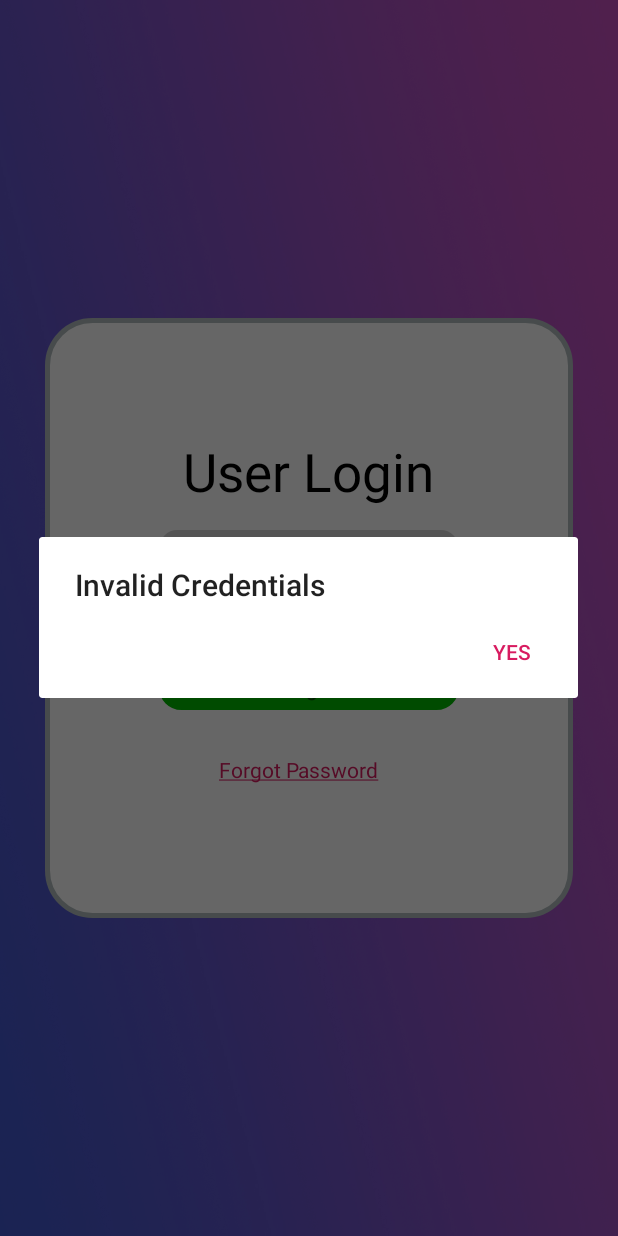
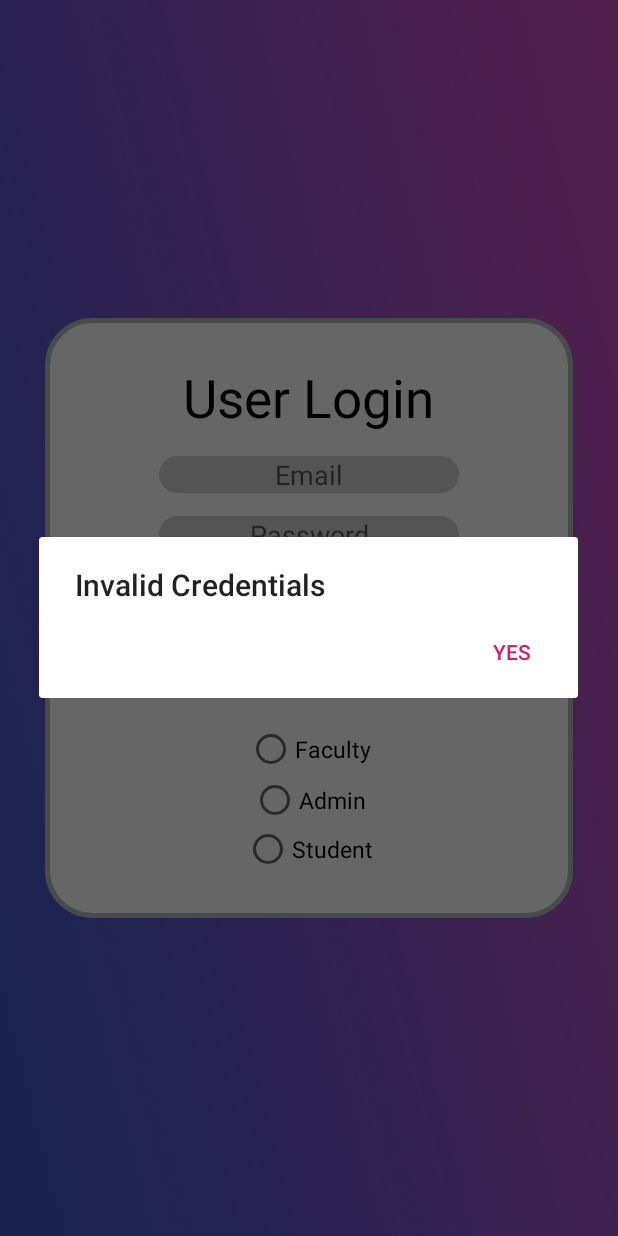
Before and after one commit to anusrikanthan/QuizApp, an Android app: the screen it shows after launch (MainActivity), after a tap on an icon or button, on a phone screen of 412 x 824 dp. Run offline under Robolectric (Android 15) with nearby library versions, the phone set to English and light mode, and no system bars; Roboto replaces fonts that are not available here.

Commit message:
Second Commit

```diff
--- a/app/src/main/AndroidManifest.xml
+++ b/app/src/main/AndroidManifest.xml
@@ -1,7 +1,7 @@
 <?xml version="1.0" encoding="utf-8"?>
 <manifest xmlns:android="http://schemas.android.com/apk/res/android"
     package="com.example.quiz_app">
-
+    <uses-permission android:name="android.permission.INTERNET"/>
     <application
         android:allowBackup="true"
         android:icon="@mipmap/ic_launcher"
--- a/app/src/main/java/com/example/quiz_app/MainActivity.java
+++ b/app/src/main/java/com/example/quiz_app/MainActivity.java
@@ -13,6 +13,8 @@ import android.os.Bundle;
 import android.view.View;
 import android.widget.Button;
 import android.widget.EditText;
+import android.widget.RadioButton;
+import android.widget.RadioGroup;
 import android.widget.TextView;
 import android.util.Log;
 import android.widget.Toast;
@@ -27,23 +29,26 @@ public class MainActivity extends AppCompatActivity implements View.OnClickListe
     Button b1,b2;
     dbHelper dh;
 
+
+    private RadioGroup radioSexGroup;
+    private RadioButton radioSexButton;
     @Override
     protected void onCreate(Bundle savedInstanceState) {
         super.onCreate(savedInstanceState);
         setContentView(R.layout.activity_main);
         getSupportActionBar().hide();
-       t1=findViewById(R.id.fpw);
-      t1.setText(R.string.your_string);
+       //t1=findViewById(R.id.fpw);
+     // t1.setText(R.string.your_string);
       et1=findViewById(R.id.email);
       et2=findViewById(R.id.password);
-      t1.setOnClickListener(this);
+
       b1=findViewById(R.id.login);
 
       b1.setOnClickListener(this);
 
      dh=new dbHelper(this);
-
        dh.insertvalues();
+      radioSexGroup=findViewById(R.id.radioGroup);
 
 
     }
@@ -51,71 +56,16 @@ public class MainActivity extends AppCompatActivity implements View.OnClickListe
     @Override
     public void onClick(View v)
     {
-        if(v.getId()==t1.getId())
-        {
-            if(!(et1.getText().toString().equals("")))
-            {
-                if(dh.getifValidEmail(et1.getText().toString()))
-                {
-                    Intent i=new Intent(this,forpw.class);
-                    startActivity(i);
-                }
-                else
-                {
-                       AlertDialog.Builder alertDialog = new AlertDialog.Builder(this);
-                    // Setting Dialog Title
-                    alertDialog.setTitle("No Such Account  Exist");
-                    // Setting Dialog Message
 
-                    alertDialog.setPositiveButton("yes", new DialogInterface.OnClickListener() {
-                        @Override
-                        public void onClick(DialogInterface dialog, int which) {
-
-                        }
-                    });
-
-                    alertDialog.show();
-                }
-            }
-            else
-            {
-                AlertDialog.Builder alertDialog = new AlertDialog.Builder(this);
-                // Setting Dialog Title
-                alertDialog.setTitle("No Such Account Exist");
-                // Setting Dialog Message
-
-                alertDialog.setPositiveButton("yes", new DialogInterface.OnClickListener() {
-                    @Override
-                    public void onClick(DialogInterface dialog, int which) {
-
-                    }
-                });
-
-                alertDialog.show();
-            }
-
-        }
-        else if(b1.getId()==v.getId())
+        if(b1.getId()==v.getId())
         {
             boolean t1=dh.login(et1.getText().toString(),et2.getText().toString());
             String a;
-            if(t1)
-            {
-                a="T";
-            }
-            else {
-                a = "F";
-            }
+
 
             if( !(dh.login(et1.getText().toString(),et2.getText().toString())) ||(et1.getText().toString().equals(""))|| (et2.getText().toString().equals("")))
             {
-                  if(et1.getText().toString().equals("admin@gmail.com")&&et2.getText().toString().equals("password"))
-                  {
-                      Intent i=new Intent(this,admin_dashboard.class);
-                      startActivity(i);
-                  }
-                  else
-                  {
+
                       AlertDialog.Builder alertDialog = new AlertDialog.Builder(this);
                       // Setting Dialog Title
                       alertDialog.setTitle("Invalid Credentials");
@@ -130,12 +80,18 @@ public class MainActivity extends AppCompatActivity implements View.OnClickListe
 
                       alertDialog.show();
 
-                  }
+
 
 
             }
             else
-            {  Toast.makeText(getApplicationContext(),"Logging in..",Toast.LENGTH_SHORT).show();
+            {
+                int selectedId=radioSexGroup.getCheckedRadioButtonId();
+                radioSexButton=(RadioButton)findViewById(selectedId);
+
+                if(dh.faculty_check(et1.getText().toString(),et2.getText().toString()).equals("0") && radioSexButton.getText().toString().equals("Student") )
+                {
+                    Toast.makeText(getApplicationContext(),"Logging in..",Toast.LENGTH_SHORT).show();
 
                     SharedPreferences sp = getSharedPreferences("mycredentials",
                             Context.MODE_PRIVATE);
@@ -146,8 +102,18 @@ public class MainActivity extends AppCompatActivity implements View.OnClickListe
                     Intent i= new Intent(this,Signup.class);
                     startActivity(i);
                 }
+                else if(dh.faculty_check(et1.getText().toString(),et2.getText().toString()).equals("1") && radioSexButton.getText().toString().equals("Admin"))
+                {
+                    Toast.makeText(getApplicationContext(),"Logging in..",Toast.LENGTH_SHORT).show();
+
+
+                    Intent i= new Intent(this,admin_dashboard.class);
+                    startActivity(i);
+                }
+
+
+            }
         }
 
     }
 }
-;
--- a/app/src/main/java/com/example/quiz_app/dbHelper.java
+++ b/app/src/main/java/com/example/quiz_app/dbHelper.java
@@ -23,6 +23,7 @@ public class dbHelper extends SQLiteOpenHelper {
     public static final String CONTACTS_COLUMN_DEGREE = "degree";
     public static final String CONTACTS_COLUMN_PHONE = "phone";
     public static final String CONTACTS_COLUMN_PASSWORD = "password";
+    public static final String CONTACTS_COLUMN_isFaculty = "isFaculty";
     private HashMap hp;
 
     public dbHelper(Context context) {
@@ -35,7 +36,7 @@ public class dbHelper extends SQLiteOpenHelper {
     public void onCreate(SQLiteDatabase db) {
         db.execSQL(
                 "create table student " +
-                        "(email text primary key, name text,phone text,degree text,branch text,password text)"
+                        "(email text primary key, name text,phone text,degree text,branch text,password text,isFaculty text)"
         );
 
     }
@@ -49,7 +50,11 @@ public class dbHelper extends SQLiteOpenHelper {
         contentValues.put("degree","B-Tech");
         contentValues.put("branch","CSE");
 
+
         contentValues.put("password","anu");
+        contentValues.put("isFaculty","0");
+
+
         db.insert("student", null, contentValues);
         contentValues.put("email", "balaji@ymail.com");
         contentValues.put("name", "Balaji Sundar");
@@ -58,6 +63,8 @@ public class dbHelper extends SQLiteOpenHelper {
         contentValues.put("branch","CSE");
 
         contentValues.put("password","balaji2k.");
+        contentValues.put("isFaculty","0");
+
         db.insert("student", null, contentValues);
 
         contentValues.put("email", "mani@gmail.com");
@@ -67,6 +74,8 @@ public class dbHelper extends SQLiteOpenHelper {
         contentValues.put("branch","CSE");
 
         contentValues.put("password","manika");
+        contentValues.put("isFaculty","0");
+
         db.insert("student", null, contentValues);
 
 
@@ -78,7 +87,7 @@ public class dbHelper extends SQLiteOpenHelper {
         onCreate(db);
     }
 
-    public boolean insertDetails (String name, String phone, String email, String degree,String branch,String password)
+    public boolean insertDetails (String name, String phone, String email, String degree,String branch,String password,String isFaculty)
     {
         SQLiteDatabase db = this.getWritableDatabase();
         ContentValues contentValues = new ContentValues();
@@ -155,8 +164,30 @@ public class dbHelper extends SQLiteOpenHelper {
 
         if (pwd.equals(pass)) {
             Log.d("Editable", "append: " + pass);
+
             return true;
-        } else return false;
+
+        }
+        else
+        {
+            return false;
+        }
+
+    }
+
+    public String faculty_check(String email,String pwd)
+    {
+        SQLiteDatabase db = this.getReadableDatabase();
+        String fac="";
+        Cursor c = db.rawQuery("SELECT * FROM student WHERE email='" + email + "'", null);
+        Log.d("Editable", "Cursor Length: " + c.moveToFirst());
+        if (c.moveToFirst()) {
+             fac= c.getString(6);
+            Log.d("Editable", "append: " + fac);
+
+        }
+        c.close();
+        return fac;
 
     }
 }
--- a/app/src/main/res/layout/activity_main.xml
+++ b/app/src/main/res/layout/activity_main.xml
@@ -15,6 +15,7 @@
 
 
     <LinearLayout
+        android:id="@+id/innerLayout"
         android:layout_width="match_parent"
         android:layout_height="400dp"
         android:background="@drawable/layout_bg"
@@ -22,6 +23,7 @@
         android:orientation="vertical">
 
         <TextView
+            android:id="@+id/mainLabel"
             android:layout_width="wrap_content"
             android:layout_height="wrap_content"
             android:layout_gravity="center"
@@ -61,28 +63,49 @@
             android:background="@drawable/roundedbutton"
             android:hint="Login"></Button>
 
-        <LinearLayout
-            android:layout_width="wrap_content"
-            android:layout_height="wrap_content"
-            android:orientation="horizontal">
 
 
-    </LinearLayout>
 
 
-        <TextView
 
-            android:id="@+id/fpw"
-            android:layout_width="200dp"
-            android:layout_height="30dp"
-            android:layout_gravity="center"
-            android:layout_marginLeft="40dp"
-            android:layout_marginTop="30dp"
-            android:textAllCaps="false"
-            android:textColor="@color/colorAccent">
+        <RadioGroup
+            android:layout_width="fill_parent"
+            android:layout_height="100dp"
+            android:layout_below="@+id/imageView"
+            android:layout_marginTop="58dp"
 
-        </TextView>
+            android:id="@+id/radioGroup"
+           >
 
+            <RadioButton
+                android:layout_width="wrap_content"
+                android:layout_height="35dp"
+                android:text="Faculty"
+                android:id="@+id/radioButton"
+                android:layout_gravity="center_horizontal"
+                android:checked="false"
+                android:textSize="15dp" />
+
+            <RadioButton
+                android:layout_width="wrap_content"
+                android:layout_height="35dp"
+                android:text="Admin"
+                android:id="@+id/radioButton2"
+                android:layout_gravity="center_horizontal"
+                android:checked="false"
+                android:textSize="15dp"
+                android:layout_weight="0.13" />
+            <RadioButton
+                android:layout_width="wrap_content"
+                android:layout_height="35dp"
+                android:text="Student"
+                android:id="@+id/radioButton3"
+                android:layout_gravity="center_horizontal"
+                android:checked="false"
+                android:textSize="15dp"
+                android:layout_weight="0.13" />
+
+        </RadioGroup>
 
     </LinearLayout>
 
```
Also changed, not shown: app/src/main/res/layout/activity_admin_dashboard.xml (+9 -1 lines). Lines whose indentation alone changed are shown as unchanged.
